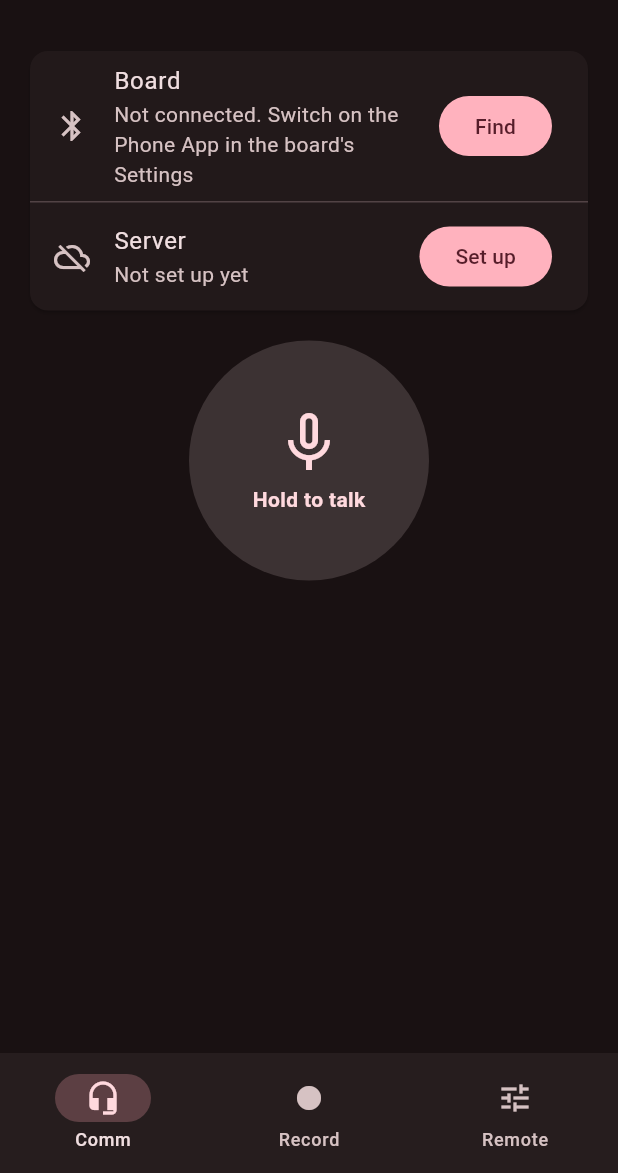
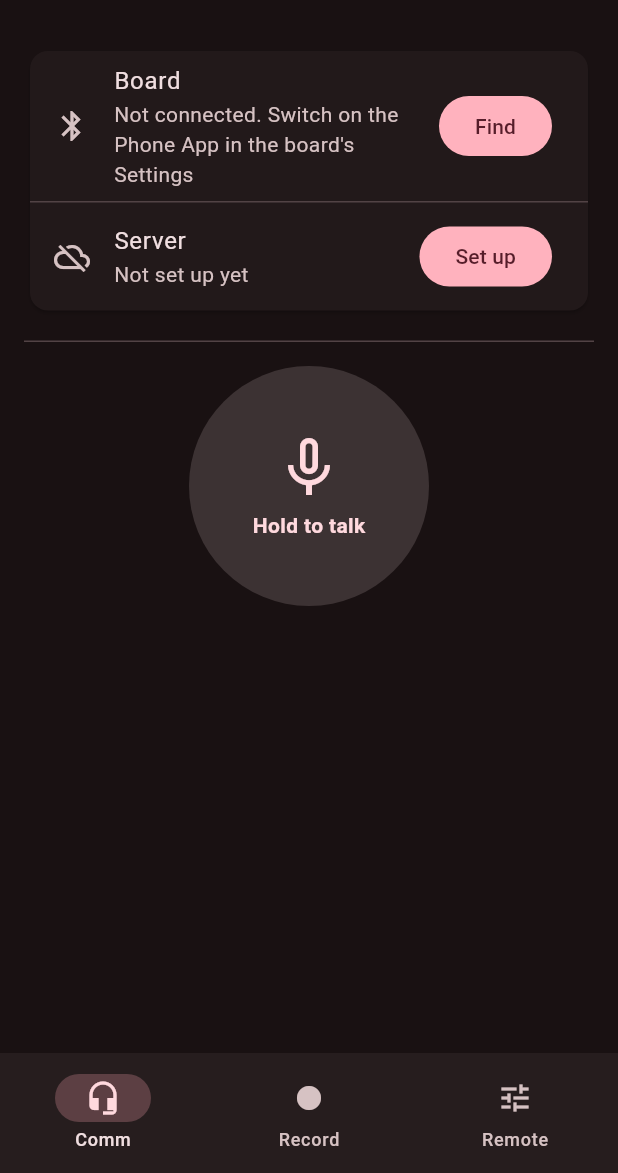
Before and after one commit to rcat3/DroneLab, a Flutter app: the screen it shows after launch, on a phone screen of 412 x 824 dp, the part 63-1236 px from its top. Run offline on Flutter 3.47's test engine with Material 3 defaults, Android fonts, the phone set to English and light mode, and no system bars; our stand-ins replace image_picker, package_info_plus, share_plus, shared_preferences, webview_flutter; missing offline and left inert: flutter_foreground_task, flutter_pcm_sound, opus_codec, opus_codec_dart, pointycastle, universal_ble.

Commit message:
Set the Comm screen's server and direct comms apart, with headings and lines

```diff
--- a/app/lib/ui/comm_page.dart
+++ b/app/lib/ui/comm_page.dart
@@ -20,6 +20,21 @@ class CommPage extends StatelessWidget {
       listenable: comm,
       builder: (context, _) {
         final direct = comm.boardSettings?.direct;
+        final showDirect = direct != null && comm.board.state == BoardState.connected;
+        final serverUp = comm.mumble?.state == MumbleState.connected;
+        final scheme = Theme.of(context).colorScheme;
+        final line = Padding(
+          padding: const EdgeInsets.symmetric(vertical: 16),
+          child: Divider(height: 1, color: scheme.outlineVariant),
+        );
+        Widget header(IconData icon, String text) => Padding(
+              padding: const EdgeInsets.fromLTRB(4, 0, 4, 8),
+              child: Row(children: [
+                Icon(icon, size: 18, color: scheme.primary),
+                const SizedBox(width: 8),
+                Text(text, style: Theme.of(context).textTheme.titleSmall?.copyWith(color: scheme.primary)),
+              ]),
+            );
         return Scaffold(
           appBar: AppBar(
             title: const Text('DroneLab Comm'),
@@ -36,13 +51,13 @@ class CommPage extends StatelessWidget {
             padding: const EdgeInsets.all(16),
             children: [
               _LinksCard(comm: comm),
-              const SizedBox(height: 16),
-              if (direct != null && comm.board.state == BoardState.connected) ...[
+              line,
+              if (showDirect) ...[
                 _TalkOn(comm: comm),
                 const SizedBox(height: 12),
               ],
               _TalkButton(comm: comm),
-              if (comm.board.state == BoardState.connected && comm.mumble?.state == MumbleState.connected)
+              if (comm.board.state == BoardState.connected && serverUp)
                 Padding(
                   padding: const EdgeInsets.only(top: 8),
                   child: Text(
@@ -52,15 +67,19 @@ class CommPage extends StatelessWidget {
                       textAlign: TextAlign.center,
                       style: Theme.of(context).textTheme.bodySmall),
                 ),
-              const SizedBox(height: 16),
-              _PeopleCard(comm: comm),
-              if (direct != null && comm.board.state == BoardState.connected) ...[
-                const SizedBox(height: 12),
+              if (serverUp || comm.texts.isNotEmpty) ...[
+                line,
+                header(Icons.cloud, 'Server comms'),
+                if (serverUp) _PeopleCard(comm: comm),
+                if (comm.texts.isNotEmpty) ...[
+                  if (serverUp) const SizedBox(height: 12),
+                  _MessagesCard(comm: comm),
+                ],
+              ],
+              if (showDirect) ...[
+                line,
+                header(Icons.settings_input_antenna, 'Direct comms'),
                 _DirectCard(comm: comm),
-              ],
-              if (comm.texts.isNotEmpty) ...[
-                const SizedBox(height: 12),
-                _MessagesCard(comm: comm),
               ],
             ],
           ),
@@ -421,7 +440,7 @@ class _DirectCard extends StatelessWidget {
         children: [
           SwitchListTile(
             secondary: const Icon(Icons.settings_input_antenna),
-            title: Text('Direct', style: Theme.of(context).textTheme.titleMedium),
+            title: Text(direct.on ? 'On' : 'Off', style: Theme.of(context).textTheme.titleMedium),
             subtitle: Text(!direct.on
                 ? "Board to board, for where there's no signal"
                 : boards.isEmpty
```
